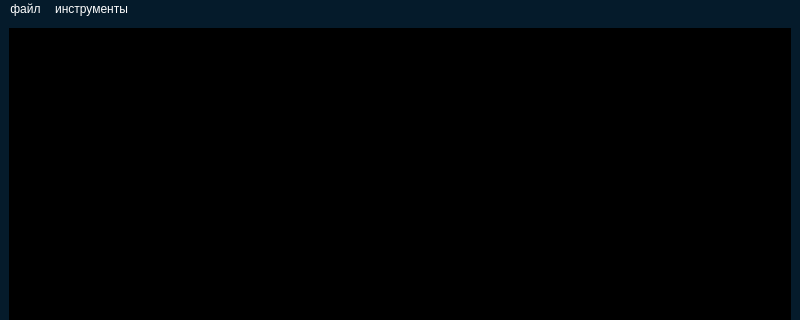
This is mainwindow.ui in streetms/TextBlade as Qt 5 draws it before an edit; both pictures show x 0 to 800 and y 0 to 320 of the 800 by 476 pixel window. The edited form follows.
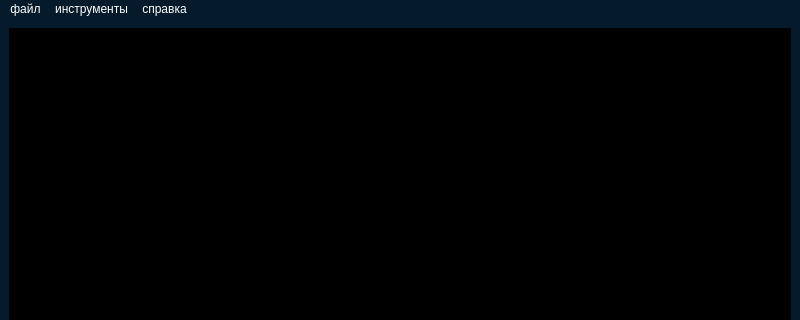
This is the edited form. Icons and pictures are not drawn.

```diff
--- a/mainwindow.ui
+++ b/mainwindow.ui
@@ -74,13 +74,14 @@
     <addaction name="separator"/>
     <addaction name="setting"/>
     <addaction name="find"/>
-   </widget>
-   <widget class="QMenu" name="menu_3">
-    <property name="title">
-     <string/>
-    </property>
     <addaction name="reset"/>
    </widget>
+   <widget class="QMenu" name="menu_3">
+    <property name="title">
+     <string>справка</string>
+    </property>
+    <addaction name="aboutQt"/>
+   </widget>
    <addaction name="menu"/>
    <addaction name="menu_2"/>
    <addaction name="menu_3"/>
```
Left out of the diff: 14 changed lines with no effect on the pictures.
